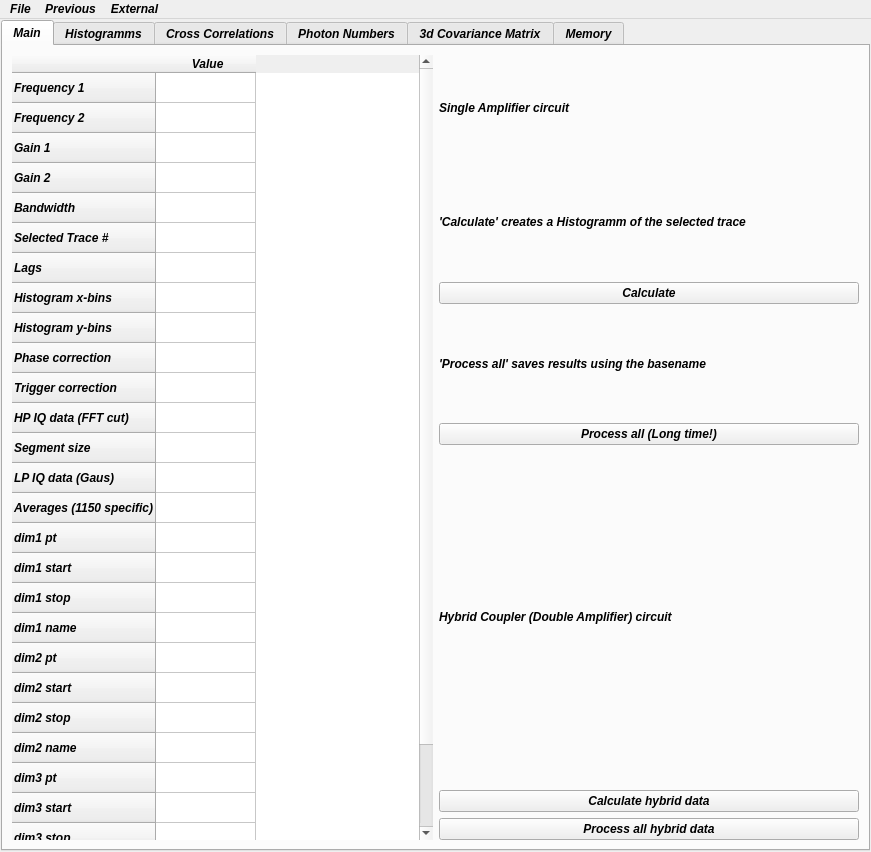
This is density_matrix/hybridC/density_matrix.ui in benschneider/sideprojects1 as Qt 5 draws it before an edit. The edited form follows.
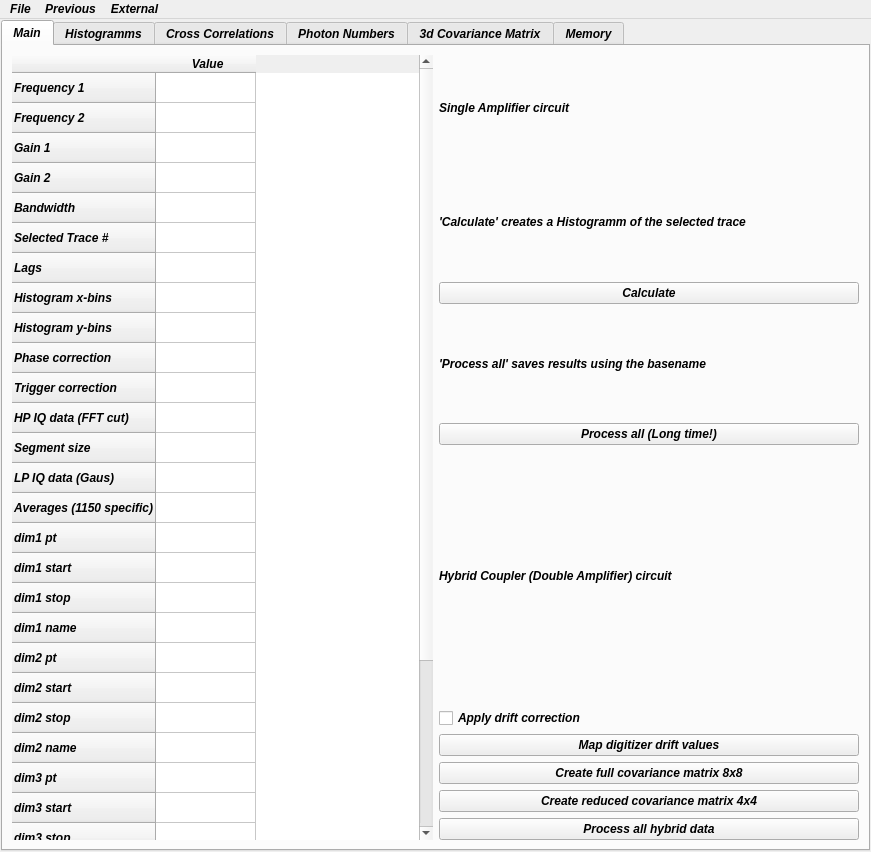
This is the edited form. The open tabs and pages were chosen to show the change.

What changed in the file:
```diff
--- a/density_matrix/hybridC/density_matrix.ui
+++ b/density_matrix/hybridC/density_matrix.ui
@@ -223,6 +223,26 @@
                 <string>Process num</string>
                </property>
               </row>
+              <row>
+               <property name="text">
+                <string>G11 start</string>
+               </property>
+              </row>
+              <row>
+               <property name="text">
+                <string>G22 start</string>
+               </property>
+              </row>
+              <row>
+               <property name="text">
+                <string>G11 end</string>
+               </property>
+              </row>
+              <row>
+               <property name="text">
+                <string>G22 end</string>
+               </property>
+              </row>
               <column>
                <property name="text">
                 <string> Value</string>
@@ -300,10 +320,31 @@
                   </property>
                  </widget>
                 </item>
+                <item>
+                 <widget class="QCheckBox" name="checkBox_drift">
+                  <property name="text">
+                   <string>Apply drift correction</string>
+                  </property>
+                 </widget>
+                </item>
+                <item>
+                 <widget class="QPushButton" name="calc_hyb_digitizer_drift">
+                  <property name="text">
+                   <string>Map digitizer drift values</string>
+                  </property>
+                 </widget>
+                </item>
+                <item>
+                 <widget class="QPushButton" name="calc_hyb_button2">
+                  <property name="text">
+                   <string>Create full covariance matrix 8x8</string>
+                  </property>
+                 </widget>
+                </item>
                 <item>
                  <widget class="QPushButton" name="calc_hyb_button">
                   <property name="text">
-                   <string>Calculate hybrid data</string>
+                   <string>Create reduced covariance matrix 4x4</string>
                   </property>
                  </widget>
                 </item>
```
Left out of the diff: 10 changed lines with no effect on the pictures.
